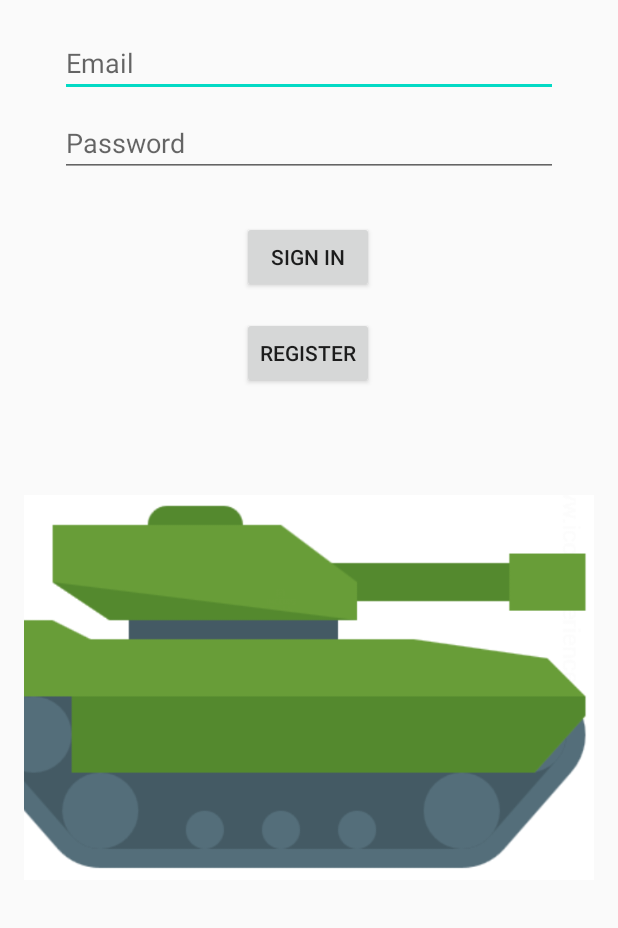
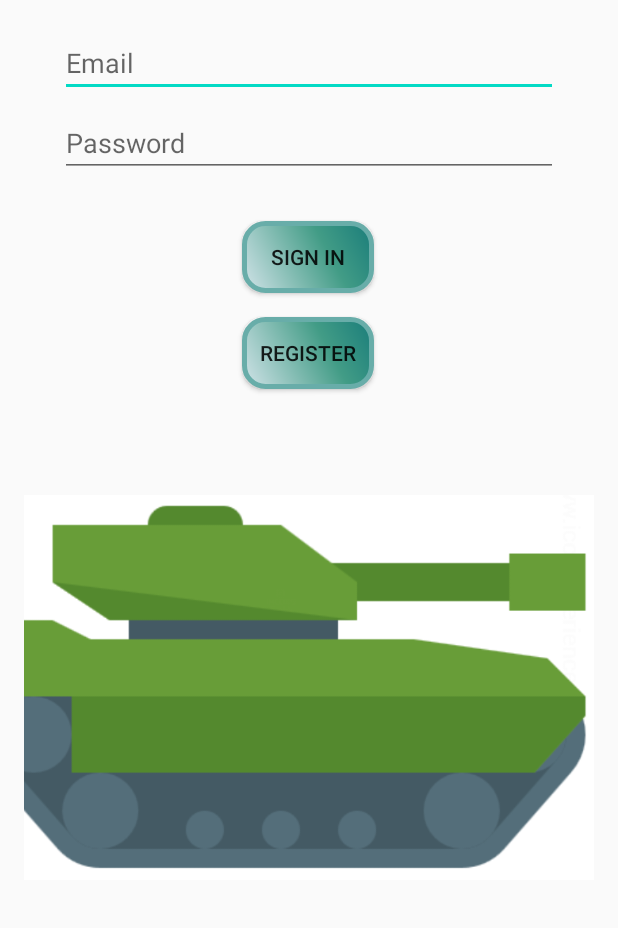
Before and after one commit to OfekR/ArduinoApp, an Android app: the screen it shows after launch (LoginActivity), on a phone screen of 412 x 824 dp, the part 223-1151 px from its top. Run offline under Robolectric (Android 15) with nearby library versions, the phone set to English and light mode, and no system bars; our stand-ins replace Firebase (no records; nobody signed in at launch, a user with empty details on screens opened directly).

Commit message:
- design login buttons - override pressing "back" on login screen

```diff
--- a/app/src/main/java/com/example/arduino/ui/login/LoginActivity.java
+++ b/app/src/main/java/com/example/arduino/ui/login/LoginActivity.java
@@ -9,6 +9,7 @@ import android.os.Bundle;
 
 import androidx.appcompat.app.AppCompatActivity;
 
+import android.os.Handler;
 import android.text.TextUtils;
 import android.util.Log;
 import android.util.Patterns;
@@ -40,6 +41,8 @@ public class LoginActivity extends AppCompatActivity {
     private Button registerButton;
     private ProgressBar loadingProgressBar;
 
+    private static final int TIME_INTERVAL = 2000; // # milliseconds, time passed between two back presses to cause exit.
+    private long timeBackPressed;
 
     @Override
     public void onStart() {
@@ -170,6 +173,18 @@ public class LoginActivity extends AppCompatActivity {
 
     }
 
+    @Override
+    public void onBackPressed() {
+        if (timeBackPressed + TIME_INTERVAL > System.currentTimeMillis())
+        {
+            super.onBackPressed();
+            finish();
+            return;
+        }
+        else { Toast.makeText(getBaseContext(), "Tap back button in order to close app", Toast.LENGTH_SHORT).show(); }
+
+        timeBackPressed = System.currentTimeMillis();
+    }
 
 
 private void UpdateButtonsVisibility(Boolean isHideButtons) {
--- /dev/null
+++ b/app/src/main/res/drawable/login_buttons.xml
@@ -0,0 +1,25 @@
+<?xml version="1.0" encoding="utf-8"?>
+<shape xmlns:android="http://schemas.android.com/apk/res/android" android:shape="rectangle" >
+    <corners
+        android:radius="14dp"
+        />
+    <gradient
+        android:angle="45"
+        android:centerX="64%"
+        android:centerColor="#429C86"
+        android:startColor="#D1E3E8"
+        android:endColor="#1A7D7A"
+        android:type="linear"
+        />
+    <padding
+        android:left="0dp"
+        android:top="0dp"
+        android:right="0dp"
+        android:bottom="0dp"
+        />
+
+    <stroke
+        android:width="3dp"
+        android:color="#68ADA9"
+        />
+</shape>
--- a/app/src/main/res/layout/activity_login.xml
+++ b/app/src/main/res/layout/activity_login.xml
@@ -62,7 +62,10 @@
         app:layout_constraintHorizontal_bias="0.497"
         app:layout_constraintStart_toStartOf="parent"
         app:layout_constraintTop_toBottomOf="@+id/password"
-        app:layout_constraintVertical_bias="0.033" />
+        app:layout_constraintVertical_bias="0.033"
+
+        android:background="@drawable/login_buttons"
+        />
 
     <Button
         android:id="@+id/register"
@@ -80,7 +83,11 @@
         app:layout_constraintHorizontal_bias="0.497"
         app:layout_constraintStart_toStartOf="parent"
         app:layout_constraintTop_toBottomOf="@+id/login"
-        app:layout_constraintVertical_bias="0.0" />
+        app:layout_constraintVertical_bias="0.0"
+
+        android:background="@drawable/login_buttons"
+
+        />
 
 
 
```
